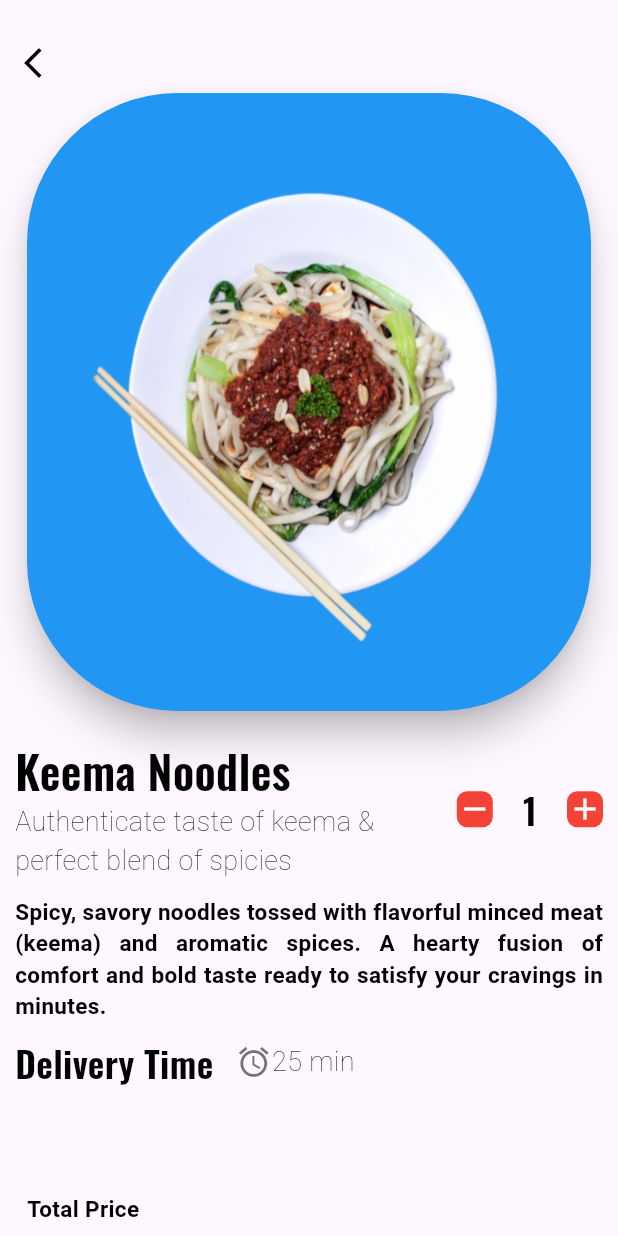
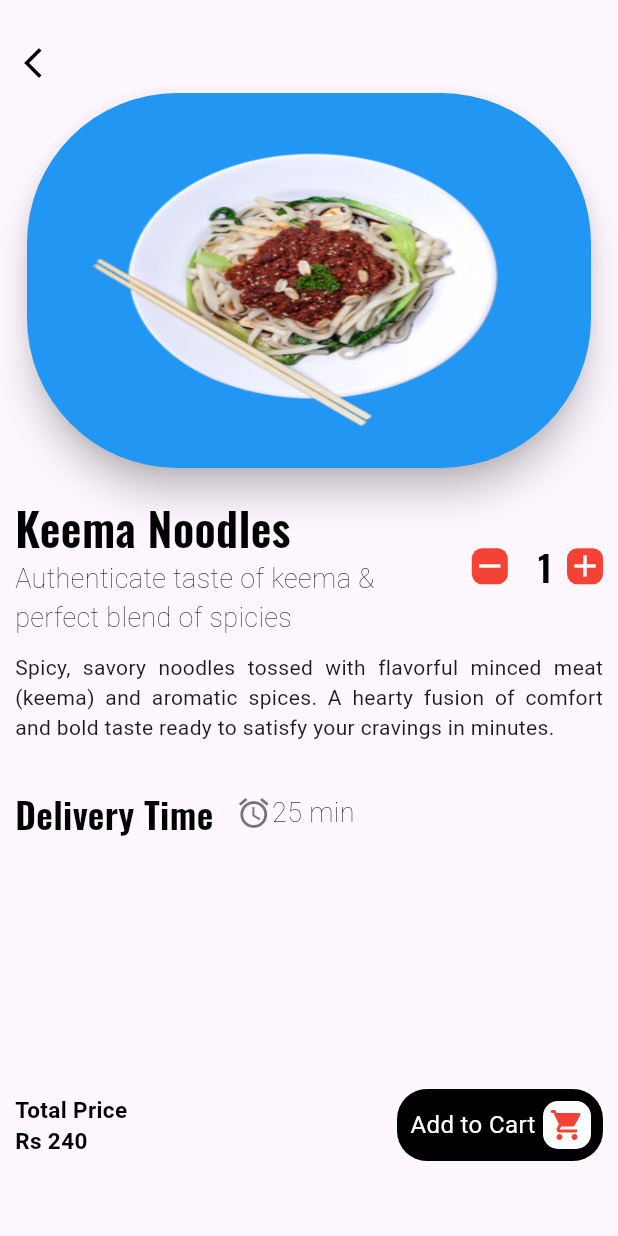
Before and after one commit to ajay-sharma93/ecommerce_one, a Flutter app: the screen it shows after launch, after a tap on "Keema Noodles", on a phone screen of 412 x 824 dp. Run offline on Flutter 3.47's test engine with Material 3 defaults, Android fonts, the phone set to English and light mode, and no system bars; our stand-ins replace curved_navigation_bar, flutter_svg; Roboto replaces fonts that are missing (Oswald-SemiBold, Poppins).

Commit message:
mustang aalu new screen is added in it

```diff
--- a/lib/pages/details.dart
+++ b/lib/pages/details.dart
@@ -37,7 +37,7 @@ class _DetailsState extends State<Details> {
 
                 elevation: 10,
                 borderRadius: BorderRadius.circular(100),
-                child: Image.asset("assets/images/keema_noodles.png",width: MediaQuery.of(context).size.width,height: MediaQuery.of(context).size.height/2,fit: BoxFit.fill)),
+                child: Image.asset("assets/images/keema_noodles.png",width: MediaQuery.of(context).size.width,height: 250,fit: BoxFit.fill)),
             ),
             SizedBox(height: 10.0,),
             Row(
@@ -67,7 +67,7 @@ class _DetailsState extends State<Details> {
              ),
               SizedBox(width: 20,),
              Text(a.toString(),style: AppWidget.boldTextFieldStyle(),),
-             SizedBox(width: 20,),
+             SizedBox(width: 10,),
              GestureDetector(
               onTap: (){
                 ++a;
@@ -84,9 +84,9 @@ class _DetailsState extends State<Details> {
              ],
             ),
             SizedBox(height: 10.0,),
-            Text("Spicy, savory noodles tossed with flavorful minced meat (keema) and aromatic spices. A hearty fusion of comfort and bold taste ready to satisfy your cravings in minutes.",style: AppWidget.detailssemiTextFieldStyle(),textAlign: TextAlign.justify,maxLines: 4,
-            ),
-            SizedBox(height: 10,),
+            Text("Spicy, savory noodles tossed with flavorful minced meat (keema) and aromatic spices. A hearty fusion of comfort and bold taste ready to satisfy your cravings in minutes.",textAlign: TextAlign.justify,maxLines: 4,),
+
+            SizedBox(height: 30,),
             Row(children: [
               Text("Delivery Time",style: AppWidget.boldTextFieldStyle(),),
               SizedBox(width: 15,),
@@ -95,14 +95,37 @@ class _DetailsState extends State<Details> {
             ],),
            Spacer(),
            Padding(
-             padding: const EdgeInsets.all(8.0),
+             padding: const EdgeInsets.only(bottom: 50.0),
              child: Row(
+
+              mainAxisAlignment: MainAxisAlignment.spaceBetween,
                children: [
                  Column(
+                  crossAxisAlignment: CrossAxisAlignment.start,
                    children: [
                      Text("Total Price",style: AppWidget.semiBoldTextFieldStyle(),),
-                   ],
-                 ),
+                     Text("Rs ${240 * a}",style: AppWidget.semiBoldTextFieldStyle(),),
+                   ],),
+
+                 Container(
+                  width: MediaQuery.of(context).size.width/3,
+                  padding: EdgeInsets.all(8.0),
+                  decoration: BoxDecoration(color: Colors.black,borderRadius: BorderRadius.circular(20)),
+                  child:
+                   Row(
+                    mainAxisAlignment: MainAxisAlignment.end,
+                    children: [
+                    Text("Add to Cart",style: TextStyle(color: Colors.white,fontSize: 16,fontFamily: 'Poppins'),),
+                    SizedBox(width: 5,),
+                    Container(
+                      padding: EdgeInsets.all(4),
+                      decoration: BoxDecoration(
+                        color: Colors.white,borderRadius: BorderRadius.circular(10)
+                      ),
+                      child: Icon(Icons.shopping_cart_rounded,color: Colors.red,),)
+                  ],),
+
+                 )
                ],
              ),
            )
--- a/lib/pages/home.dart
+++ b/lib/pages/home.dart
@@ -1,4 +1,5 @@
 import 'package:ecommerce/pages/details.dart';
+import 'package:ecommerce/pages/mustang_aalu.dart';
 import 'package:ecommerce/widgets/widget_support.dart';
 import 'package:flutter/material.dart';
 import 'package:flutter_svg/svg.dart';
@@ -85,7 +86,11 @@ class _HomeState extends State<Home> {
                   ),
                 ),
                 SizedBox(width: 10,),
-                 Material(
+                 GestureDetector(
+                  onTap: (){
+                      Navigator.push(context, MaterialPageRoute(builder: (context)=>MustangAalu()));
+                  },
+                   child: Material(
                     borderRadius: BorderRadius.circular(15),
                     elevation: 6.0,
                     child: Container(
@@ -106,6 +111,7 @@ class _HomeState extends State<Home> {
                       Text("\$300",style: AppWidget.semiBoldTextFieldStyle()),
 
                     ]),
+                    ),
                                    ),
                  ),
                  SizedBox(width: 10,),
```
Lines whose indentation alone changed are shown as unchanged.
